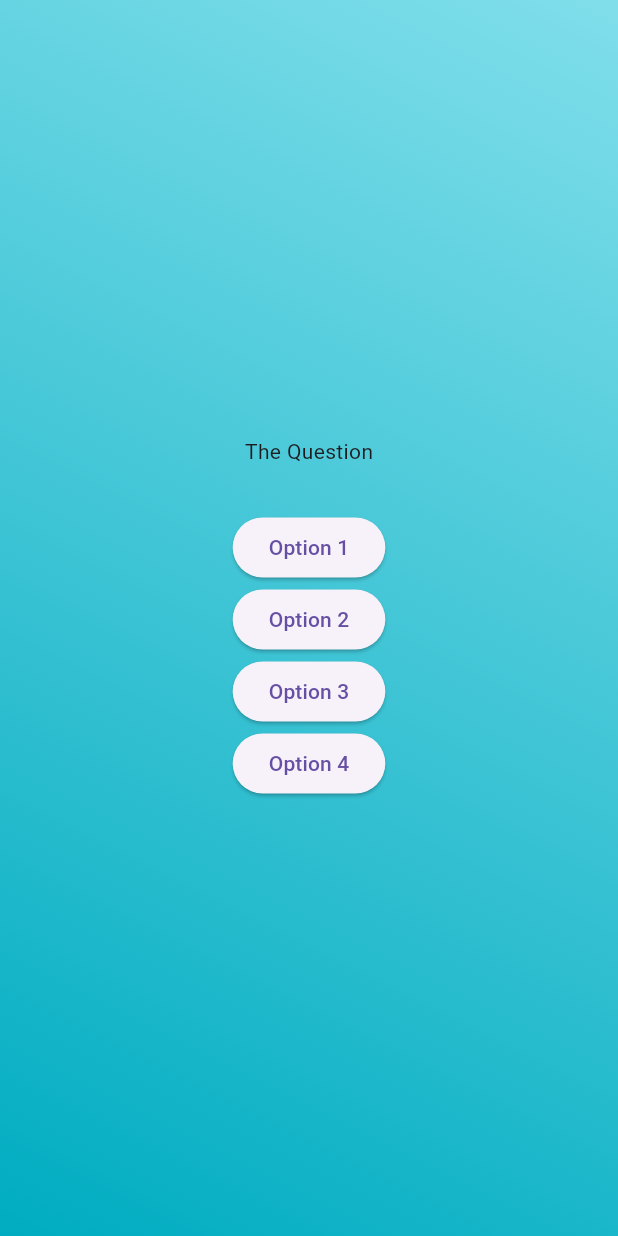
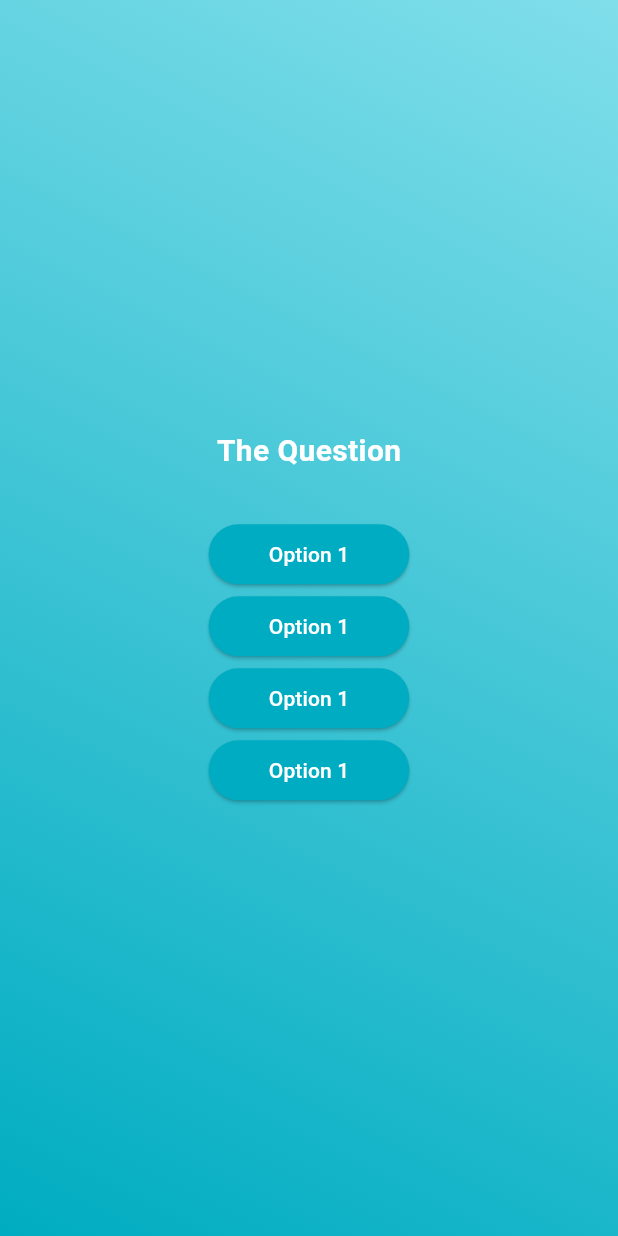
Before and after one commit to eacardenase/flutter_quizzy, a Flutter app: the screen it shows after launch, after a tap on "Start Quiz", on a phone screen of 412 x 824 dp. Run offline on Flutter 3.47's test engine with Material 3 defaults, Android fonts, the phone set to English and light mode, and no system bars.

Commit message:
feat: add custom elevated button for answer options

```diff
--- a/lib/screens/questions_screen.dart
+++ b/lib/screens/questions_screen.dart
@@ -1,4 +1,5 @@
 import 'package:flutter/material.dart';
+import 'package:quizzy/widgets/option_button.dart';
 
 class QuestionsScreen extends StatefulWidget {
   const QuestionsScreen({super.key});
@@ -17,31 +18,28 @@ class _QuestionsScreenState extends State<QuestionsScreen> {
         children: [
           const Text(
             "The Question",
+            style: TextStyle(
+              color: Colors.white,
+              fontSize: 20,
+              fontWeight: FontWeight.bold,
+            ),
           ),
           const SizedBox(height: 30),
-          ElevatedButton(
-            onPressed: () {},
-            child: const Text(
-              "Option 1",
-            ),
+          OptionButton(
+            label: "Option 1",
+            handler: () {},
           ),
-          ElevatedButton(
-            onPressed: () {},
-            child: const Text(
-              "Option 2",
-            ),
+          OptionButton(
+            label: "Option 1",
+            handler: () {},
           ),
-          ElevatedButton(
-            onPressed: () {},
-            child: const Text(
-              "Option 3",
-            ),
+          OptionButton(
+            label: "Option 1",
+            handler: () {},
           ),
-          ElevatedButton(
-            onPressed: () {},
-            child: const Text(
-              "Option 4",
-            ),
+          OptionButton(
+            label: "Option 1",
+            handler: () {},
           ),
         ],
       ),
--- /dev/null
+++ b/lib/widgets/option_button.dart
@@ -0,0 +1,30 @@
+import 'package:flutter/material.dart';
+
+class OptionButton extends StatelessWidget {
+  const OptionButton({
+    super.key,
+    required this.label,
+    required this.handler,
+  });
+
+  final String label;
+  final void Function() handler;
+
+  @override
+  Widget build(BuildContext context) {
+    return ElevatedButton(
+      onPressed: handler,
+      style: ElevatedButton.styleFrom(
+        padding: const EdgeInsets.symmetric(
+          horizontal: 40,
+          vertical: 10,
+        ),
+        backgroundColor: Colors.cyan.shade600,
+        foregroundColor: Colors.white,
+      ),
+      child: Text(
+        label,
+      ),
+    );
+  }
+}
```
